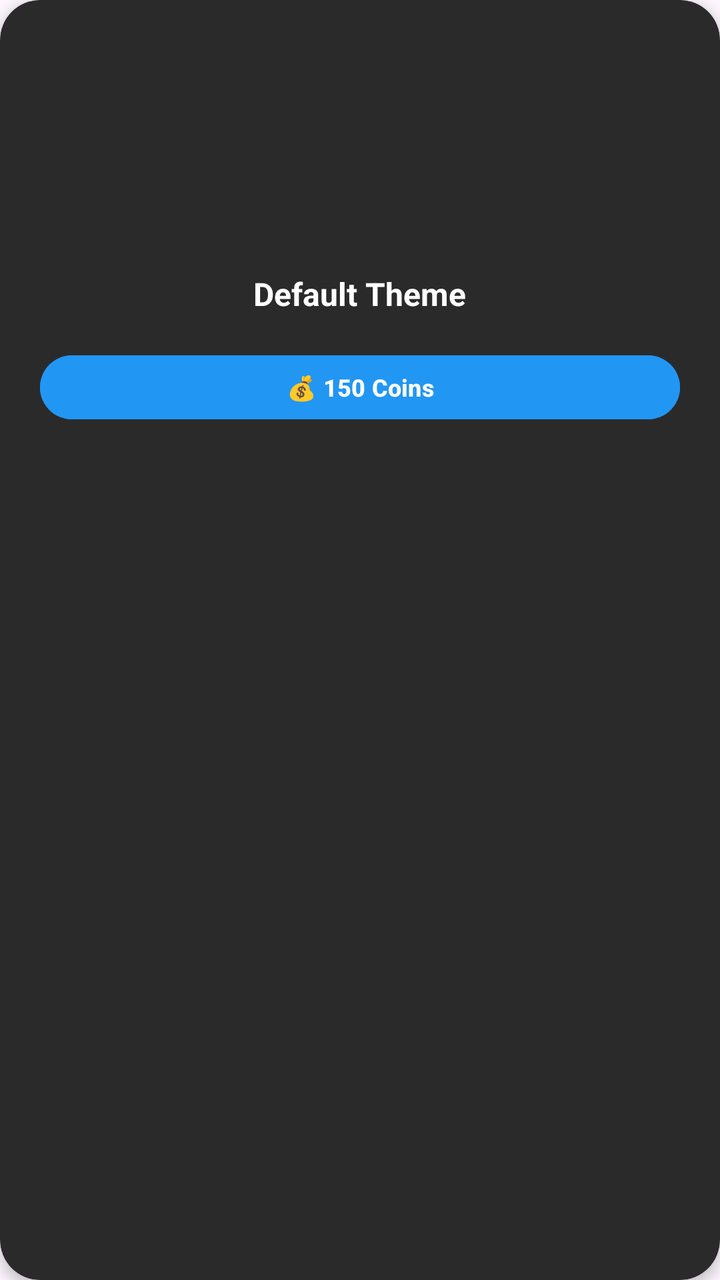
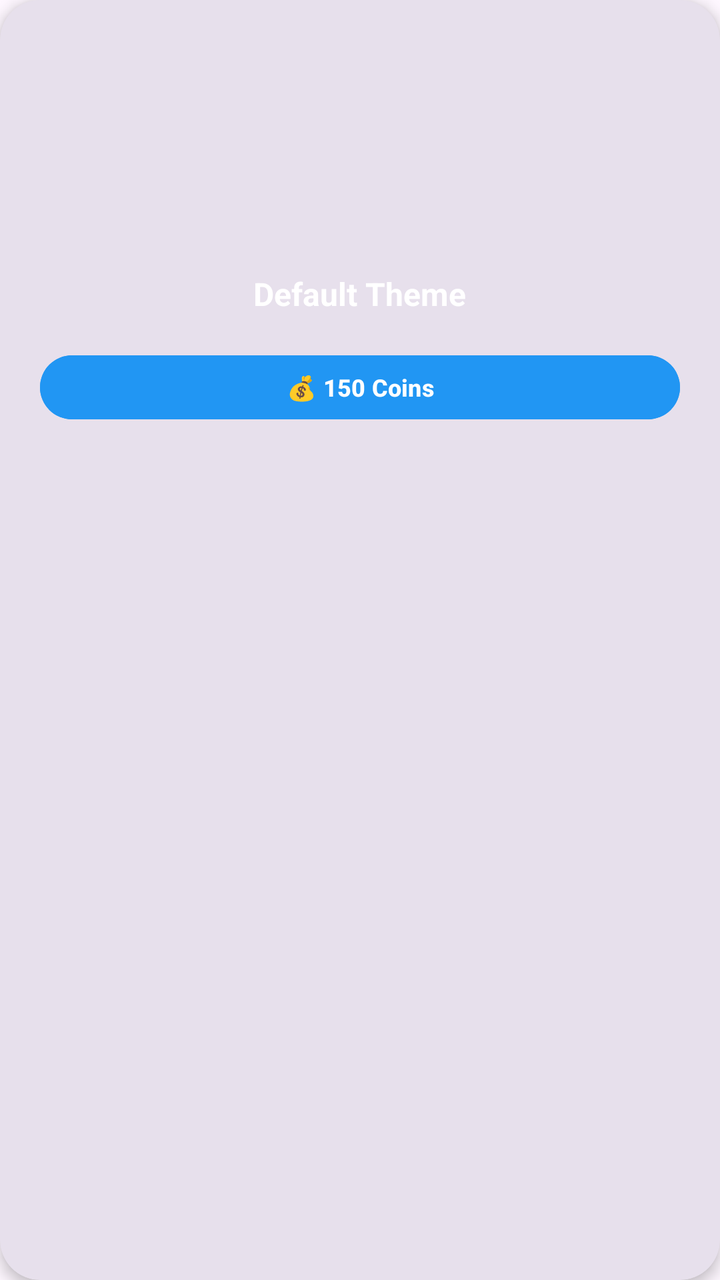

Before-and-after screenshots of an Android layout around one commit, followed by the original layout XML and the change that was made.
<!-- AndroidManifest.xml: application theme Base.Theme.DailyToDoList -->
<!-- res/layout/item_shop_theme.xml -->
<?xml version="1.0" encoding="utf-8"?>
<androidx.cardview.widget.CardView xmlns:android="http://schemas.android.com/apk/res/android"
    xmlns:app="http://schemas.android.com/apk/res-auto"
    android:layout_width="match_parent"
    android:layout_height="wrap_content"
    android:layout_margin="8dp"
    app:cardCornerRadius="20dp"
    app:cardElevation="4dp"
    app:cardBackgroundColor="#2A2A2A">

    <LinearLayout
        android:layout_width="match_parent"
        android:layout_height="wrap_content"
        android:orientation="vertical"
        android:padding="20dp"
        android:gravity="center_horizontal">

        
        <View
            android:id="@+id/themePreview"
            android:layout_width="100dp"
            android:layout_height="100dp"
            android:layout_marginBottom="16dp"/>

        
        <TextView
            android:id="@+id/themeName"
            android:layout_width="wrap_content"
            android:layout_height="wrap_content"
            android:text="Default Theme"
            android:textSize="16sp"
            android:textStyle="bold"
            android:textColor="@android:color/white"
            android:gravity="center"
            android:maxLines="2"/>

        
        <Button
            android:id="@+id/priceButton"
            android:layout_width="match_parent"
            android:layout_height="40dp"
            android:text="💰 150 Coins"
            android:textSize="12sp"
            android:textStyle="bold"
            android:textColor="@android:color/white"
            android:backgroundTint="#2196F3"
            android:layout_marginTop="16dp"
            app:cornerRadius="20dp"/>

    </LinearLayout>

</androidx.cardview.widget.CardView>
<!-- resources referenced by this layout -->
<resources>
  <style name="Base.Theme.DailyToDoList" parent="Theme.Material3.DayNight.NoActionBar">
          <item name="colorPrimary">@color/default_primary</item>
          <item name="colorOnPrimary">@color/white</item>
          <item name="colorSecondary">@color/default_accent</item>
          <item name="colorOnSecondary">@color/white</item>
          <item name="android:statusBarColor">@color/default_start</item>
          <item name="android:windowLightStatusBar">true</item>
          <item name="android:navigationBarColor">@color/white</item>
          <item name="android:windowLightNavigationBar">false</item>
      </style>
  <color name="default_primary">#2196F3</color>
  <color name="white">#FFFFFFFF</color>
  <color name="default_accent">#E94560</color>
  <color name="default_start">#2196F3</color>
</resources>

<!-- the commit's change to res/layout/item_shop_theme.xml (unified diff, before → after) -->
@@ -6,7 +6,7 @@
     android:layout_margin="8dp"
     app:cardCornerRadius="20dp"
     app:cardElevation="4dp"
-    app:cardBackgroundColor="#2A2A2A">
+    app:cardBackgroundColor="?attr/colorSurfaceVariant">
 
     <LinearLayout
         android:layout_width="match_parent"
@@ -30,7 +30,7 @@
             android:text="Default Theme"
             android:textSize="16sp"
             android:textStyle="bold"
-            android:textColor="@android:color/white"
+            android:textColor="?attr/colorOnPrimary"
             android:gravity="center"
             android:maxLines="2"/>
 
@@ -42,8 +42,8 @@
             android:text="💰 150 Coins"
             android:textSize="12sp"
             android:textStyle="bold"
-            android:textColor="@android:color/white"
-            android:backgroundTint="#2196F3"
+            android:textColor="?attr/colorOnPrimary"
+            android:backgroundTint="?attr/colorPrimary"
             android:layout_marginTop="16dp"
             app:cornerRadius="20dp"/>
 
